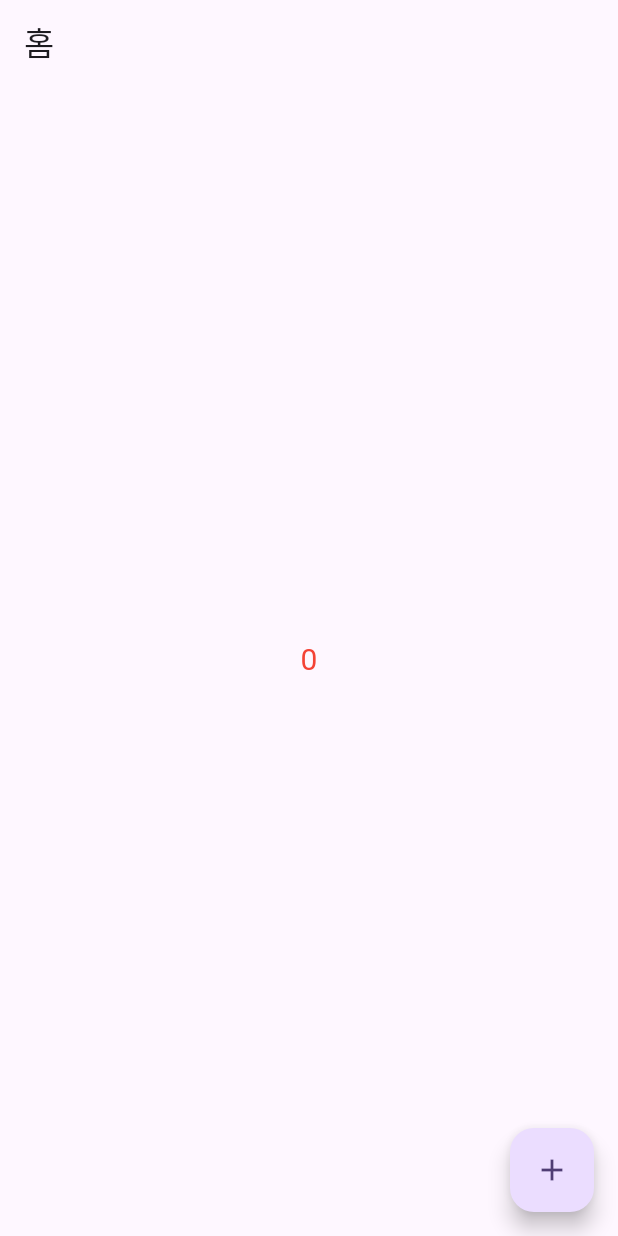
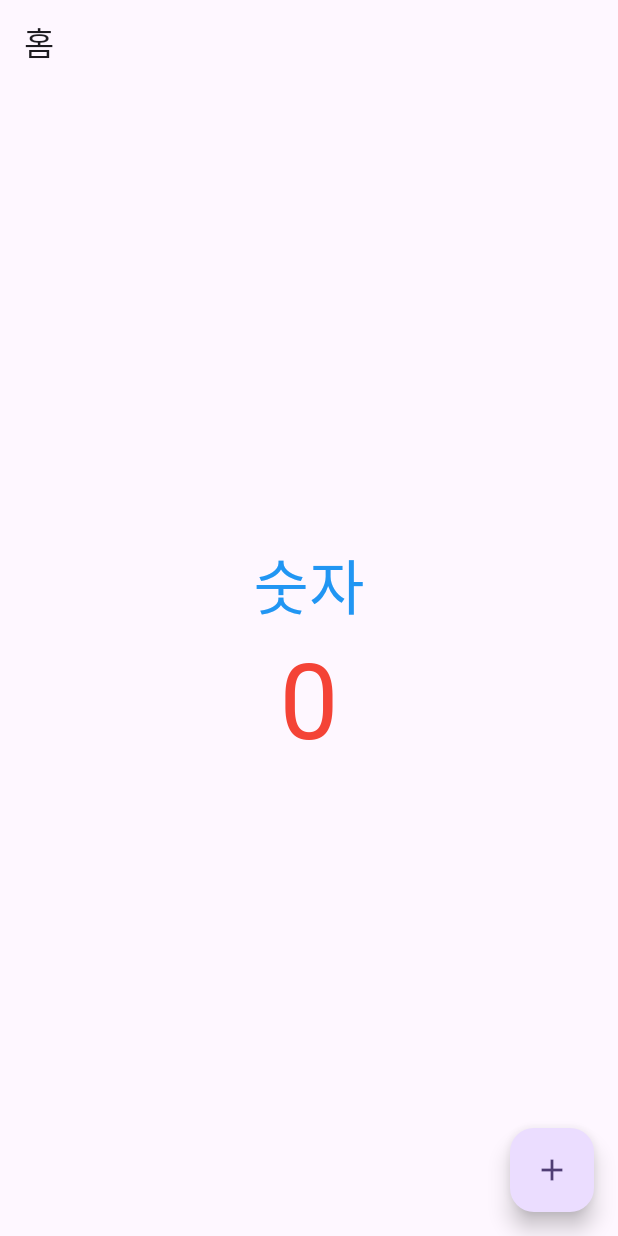
Before and after one commit to chordpli/inflearn-flutter, a Flutter app: the screen it shows after launch, on a phone screen of 412 x 824 dp. Run offline on Flutter 3.47's test engine with Material 3 defaults, Android fonts, the phone set to English and light mode, and no system bars.

Commit message:
feat: column, row, mainAxisAlignment 사용법

```diff
--- a/lib/main.dart
+++ b/lib/main.dart
@@ -38,12 +38,24 @@
         title: Text('홈'),
       ),
       body: Center(
-        child: Text(
-          '$count',
-          style: TextStyle(
-            color: Colors.red,
-            fontSize: 20,
-          ),
+        child: Column(
+          mainAxisAlignment: MainAxisAlignment.center,
+          children: [
+            Text(
+              '숫자',
+              style: TextStyle(
+                color: Colors.blue,
+                fontSize: 40,
+              ),
+            ),
+            Text(
+              '$count',
+              style: TextStyle(
+                color: Colors.red,
+                fontSize: 70,
+              ),
+            ),
+          ],
         ),
       ),
       floatingActionButton: FloatingActionButton(
```
